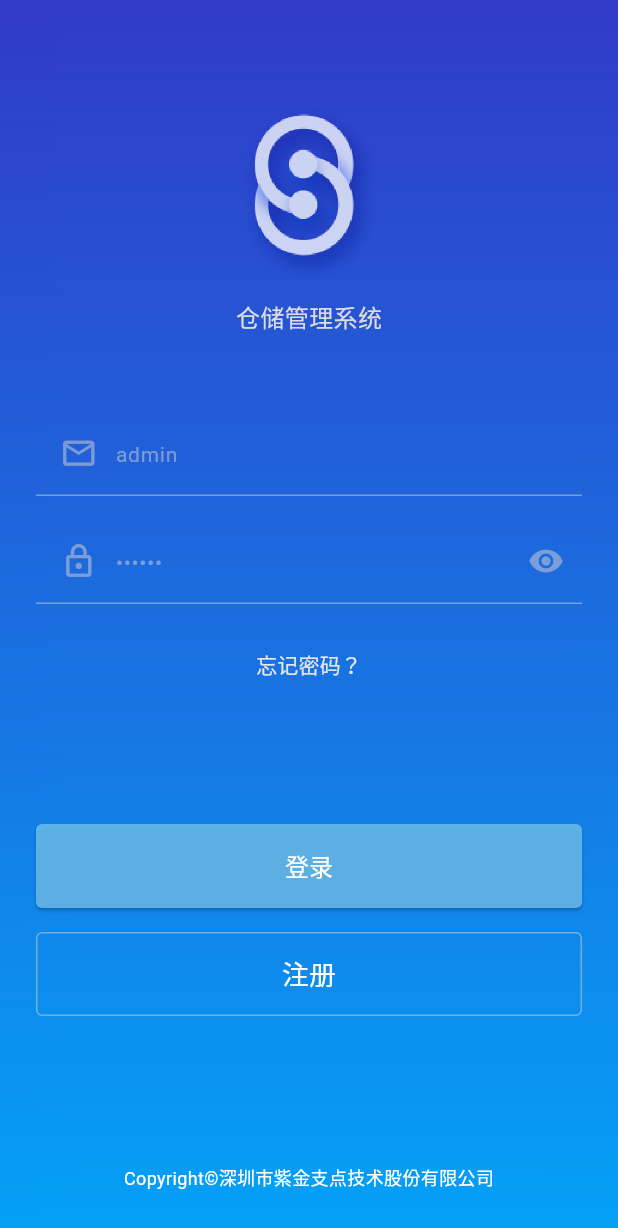
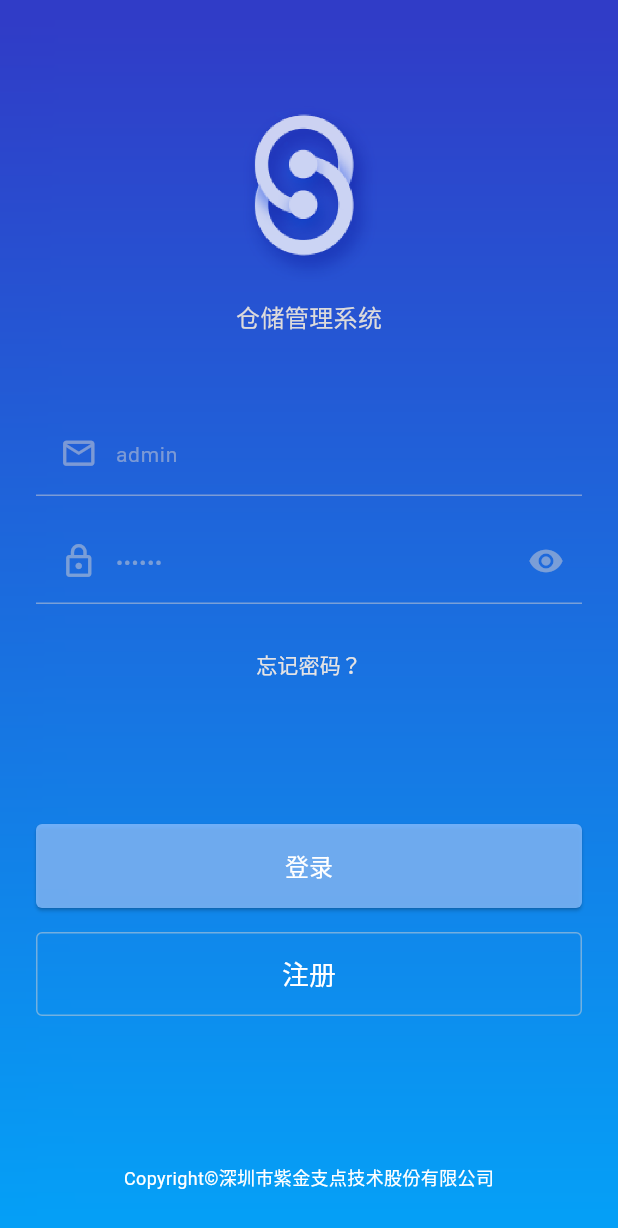
Before and after one commit to violet000/itms_mobile, a Flutter app: the screen it shows after launch, on a phone screen of 412 x 824 dp. Shown: the top 1228 px of the screen. Run offline on Flutter 3.47's test engine with Material 2 defaults, Android fonts, the phone set to English and light mode, and no system bars; our stand-ins replace convert, dio, flutter_svg; missing offline and left inert: sm_crypto; project files that could hold a hidden picture were left out.

Commit message:
fix (加载控件): 加载控件代码优化

```diff
--- a/lib/presentation/pages/login/login_page.dart
+++ b/lib/presentation/pages/login/login_page.dart
@@ -217,13 +217,15 @@ class _LoginPageState extends State<LoginPage> {
             height: 56,
             child: ElevatedButton(
               onPressed: _isLoading ? null : _handleLogin,
-              style: ElevatedButton.styleFrom(
-                backgroundColor:
-                    const Color.fromARGB(255, 112, 195, 240).withOpacity(0.8),
-                shape: RoundedRectangleBorder(
-                  borderRadius: BorderRadius.circular(4),
+              style: ButtonStyle(
+                backgroundColor: MaterialStateProperty.all(const Color(0XFFFF86BDFF).withOpacity(0.8)),
+                shape: MaterialStateProperty.all(
+                  RoundedRectangleBorder(
+                    borderRadius: BorderRadius.circular(4),
+                  ),
                 ),
                 splashFactory: NoSplash.splashFactory,
+                overlayColor: MaterialStateProperty.all(Colors.transparent),
               ),
               child: _isLoading
                   ? const SizedBox(
@@ -350,10 +352,8 @@ class _LoginPageState extends State<LoginPage> {
 
     try {
       if (mounted) {
-        LoadingUtils.showLoading(
+        LoadingUtils.showFullScreenLoading(
           context: context,
-          type: LoadingType.circular,
-          size: LoadingSize.large,
           text: '登录中...',
         );
 
```
Also changed, not shown: lib/presentation/widgets/common/loading_widget.dart (+6 -9 lines).
